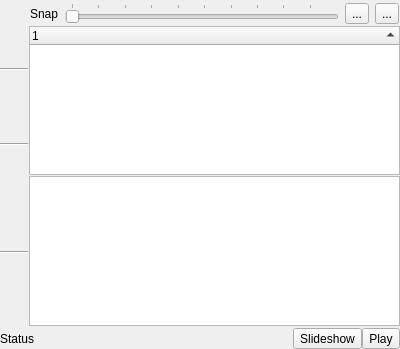
The window that lumina-fm/widgets/DirWidget.ui (lumina-desktop/lumina) describes before a commit, drawn with Qt 5.
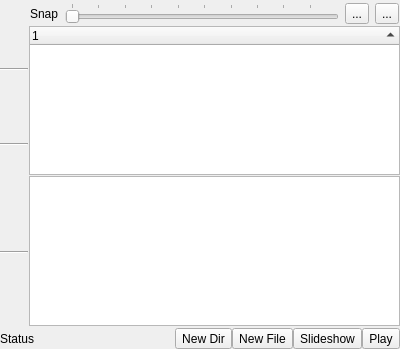
The same window after the commit.

Commit message: Add support for the "New [File/Dir]" buttons back into lumina-fm.

The edit to the form file:
```diff
--- a/lumina-fm/widgets/DirWidget.ui
+++ b/lumina-fm/widgets/DirWidget.ui
@@ -44,6 +44,32 @@
        </property>
       </widget>
      </item>
+     <item>
+      <widget class="QToolButton" name="tool_new_dir">
+       <property name="statusTip">
+        <string>Create a new directory</string>
+       </property>
+       <property name="text">
+        <string>New Dir</string>
+       </property>
+       <property name="toolButtonStyle">
+        <enum>Qt::ToolButtonTextBesideIcon</enum>
+       </property>
+      </widget>
+     </item>
+     <item>
+      <widget class="QToolButton" name="tool_new_file">
+       <property name="statusTip">
+        <string>Create a new file</string>
+       </property>
+       <property name="text">
+        <string>New File</string>
+       </property>
+       <property name="toolButtonStyle">
+        <enum>Qt::ToolButtonTextBesideIcon</enum>
+       </property>
+      </widget>
+     </item>
      <item>
       <widget class="QToolButton" name="tool_goToImages">
        <property name="statusTip">
```
The commit also changes 3 other files.
